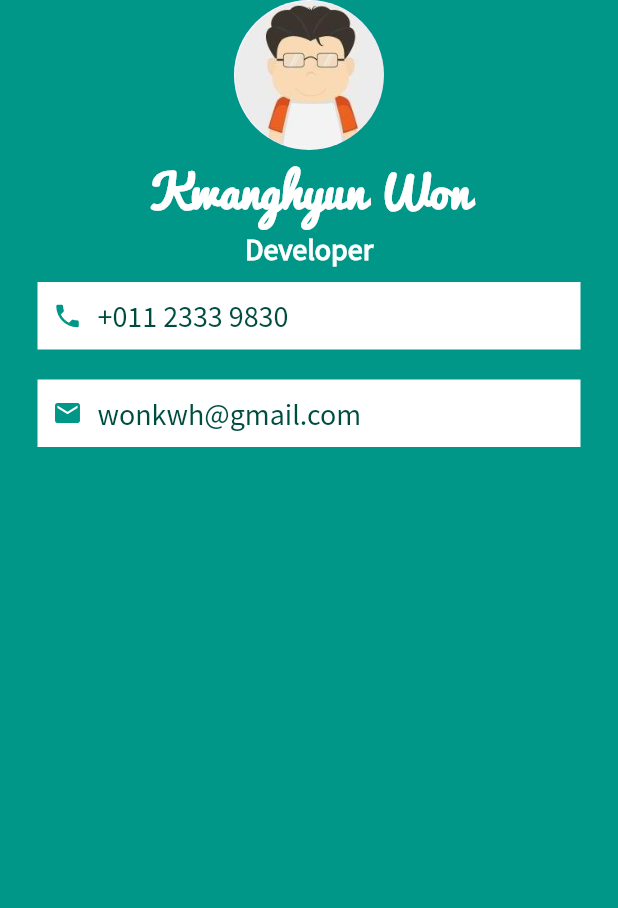
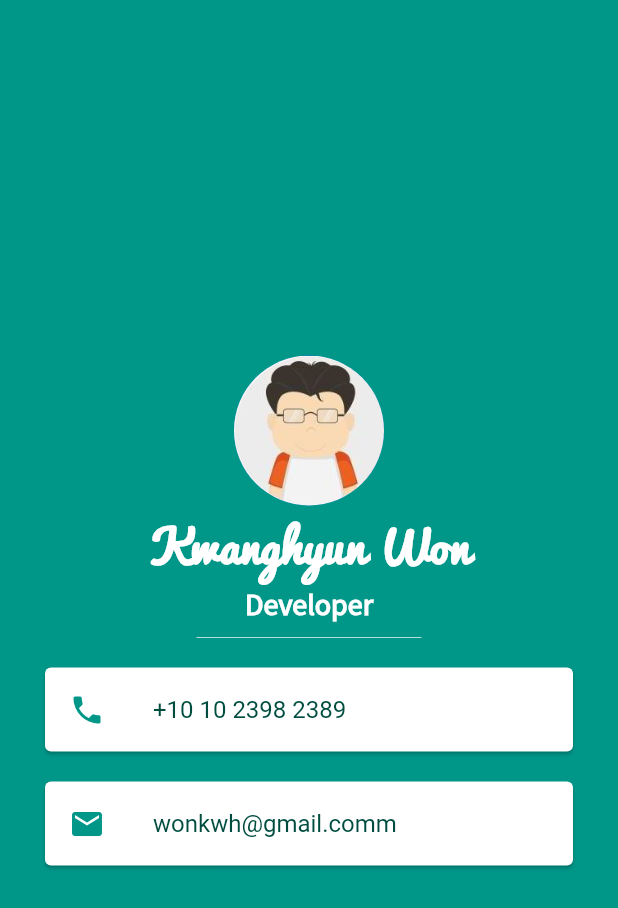
Before and after one commit to wonkwh/flutter_appbrewery, a Flutter app: the screen it shows after launch, on a phone screen of 412 x 824 dp. Shown: the top 908 px of the screen. Run offline on Flutter 3.47's test engine with Material 2 defaults, Android fonts, the phone set to English and light mode, and no system bars.

Commit message:
Card & ListTile Widget

```diff
--- a/mi_card_flutter/lib/main.dart
+++ b/mi_card_flutter/lib/main.dart
@@ -13,6 +13,7 @@ class MyApp extends StatelessWidget {
           backgroundColor: Colors.teal,
           body: SafeArea(
             child: Column(
+              mainAxisAlignment: MainAxisAlignment.center,
               children: <Widget>[
                 CircleAvatar(
                     radius: 50,
@@ -33,46 +34,36 @@ class MyApp extends StatelessWidget {
                       fontSize: 20.0,
                       fontWeight: FontWeight.bold),
                 ),
-                Container(
-                  color: Colors.white,
-                  margin: EdgeInsets.symmetric(vertical: 10, horizontal: 25),
-                  padding: EdgeInsets.all(10),
-                  child: Row(
-                    children: <Widget>[
-                      Icon(
-                        Icons.phone,
-                        color: Colors.teal,
-                        size: 20,
-                      ),
-                      SizedBox(width: 10),
-                      Text('+011 2333 9830',
-                          style: TextStyle(
-                              fontFamily: 'Source Sans Pro',
-                              fontSize: 20,
-                              color: Colors.teal.shade900))
-                    ],
+                SizedBox(
+                  height: 20, width: 150,
+                  child: Divider(
+                    color: Colors.teal.shade100
+                    ),
+                ),
+                Card(
+                  margin: EdgeInsets.symmetric(vertical: 10, horizontal: 30),
+                  child: ListTile(
+                    leading: Icon(
+                      Icons.phone,
+                      color: Colors.teal
+                    ),
+                    title: Text(
+                      '+10 10 2398 2389',
+                      style: TextStyle(color: Colors.teal.shade900),
+                    ),
                   ),
                 ),
-                Container(
-                  color: Colors.white,
-                  margin: EdgeInsets.symmetric(vertical: 10, horizontal: 25),
-                  padding: EdgeInsets.all(10),
-                  child: Row(
-                    children: <Widget>[
-                      Icon(
+                Card(
+                    margin: EdgeInsets.symmetric(vertical: 10, horizontal: 30),
+                    child: ListTile(
+                      leading: Icon(
                         Icons.email,
                         color: Colors.teal,
-                        size: 20,
                       ),
-                      SizedBox(width: 10),
-                      Text('wonkwh@gmail.com',
+                      title: Text('wonkwh@gmail.comm',
                           style: TextStyle(
-                              fontFamily: 'Source Sans Pro',
-                              fontSize: 20,
-                              color: Colors.teal.shade900))
-                    ],
-                  ),
-                ),
+                              color: Colors.teal.shade900)),
+                    )),
               ],
             ),
           )),
```
